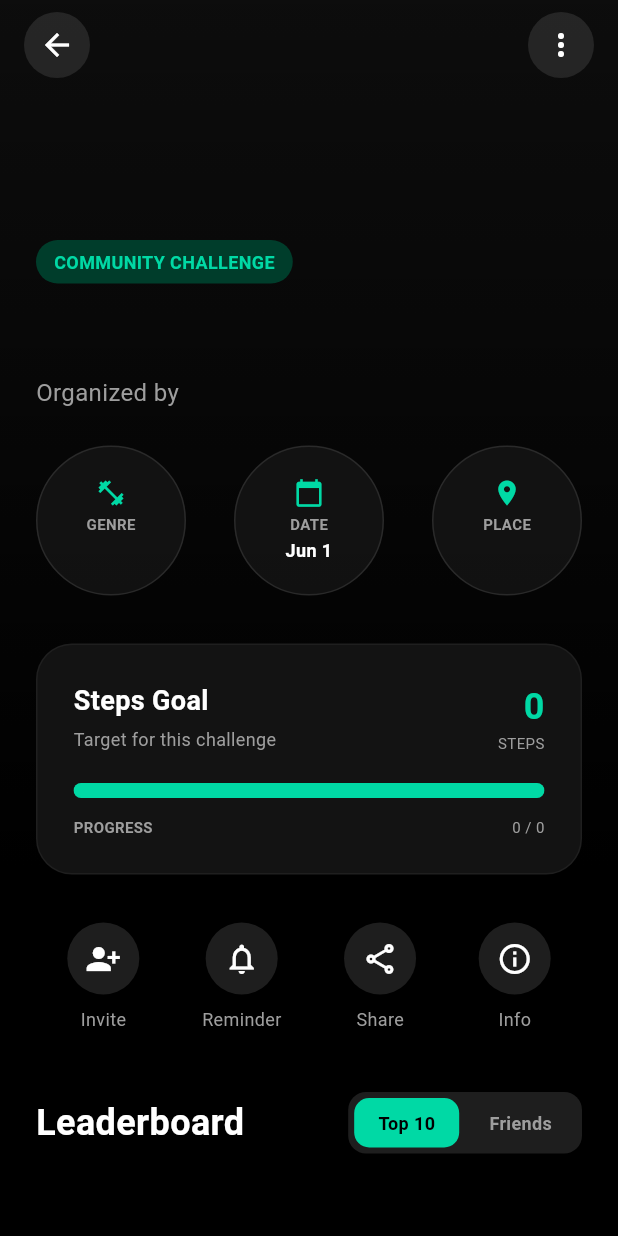
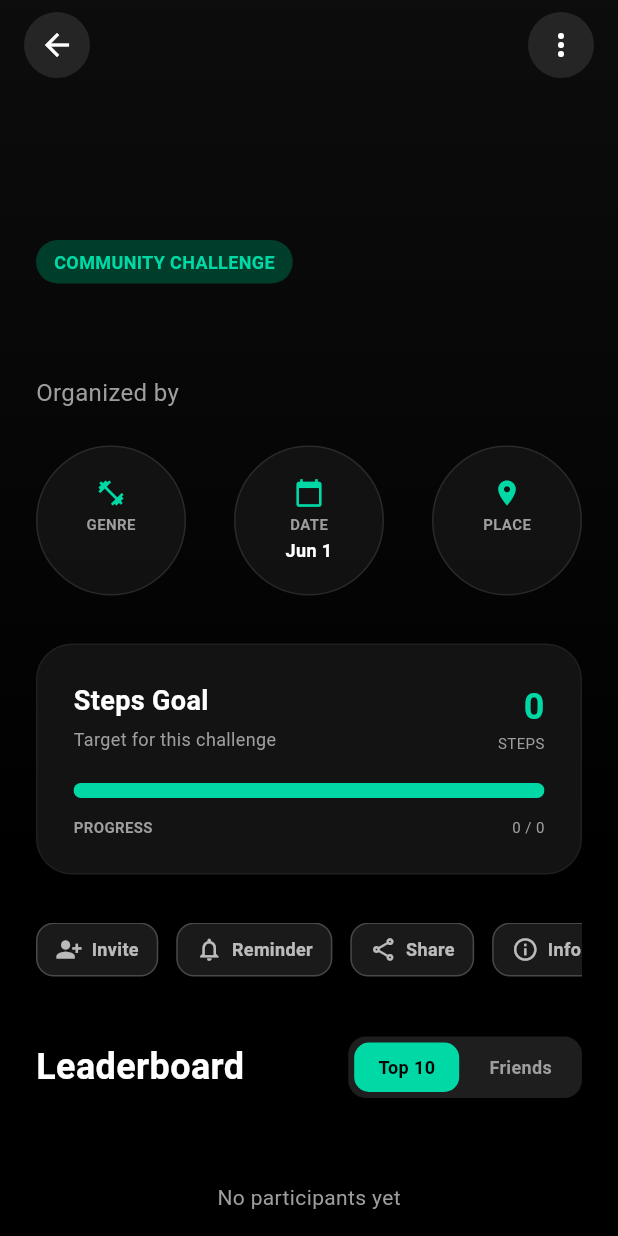
Before and after one commit to geroveglia/looped-mvp, a Flutter app: the EventDetailScreen screen opened directly with empty values, on a phone screen of 412 x 824 dp. Run offline on Flutter 3.47's test engine with Material 3 defaults, Android fonts, the phone set to English and light mode, and no system bars; our stand-ins replace flutter_local_notifications, flutter_map, geolocator, google_sign_in, image_picker, latlong2 and 7 more; missing offline and left inert: social_share; accounts and stored records are empty; network calls fail.

Commit message:
arreglo imagenes eventos

```diff
--- a/frontend/lib/screens/event_detail_screen.dart
+++ b/frontend/lib/screens/event_detail_screen.dart
@@ -39,8 +39,12 @@ class _EventDetailScreenState extends State<EventDetailScreen> {
     final auth = Provider.of<AuthService>(context, listen: false);
     _isHost = _event['host_user_id'] == auth.userId;
 
+    Future.microtask(() {
+      if (mounted) {
         final lbService = Provider.of<LeaderboardService>(context, listen: false);
         lbService.startPolling(_event['_id']);
+      }
+    });
 
     _refreshTimer = Timer.periodic(
         const Duration(seconds: 5), (timer) => _fetchEventDetails());
@@ -504,8 +508,9 @@ class _EventDetailScreenState extends State<EventDetailScreen> {
                           const SizedBox(height: 32),
                         ],
                         // Quick Actions
-                        Row(
-                          mainAxisAlignment: MainAxisAlignment.spaceAround,
+                        SingleChildScrollView(
+                          scrollDirection: Axis.horizontal,
+                          child: Row(
                             children: [
                               _buildQuickAction(Icons.person_add_alt_1, 'Invite', onTap: _inviteFriends),
                               _buildQuickAction(
@@ -534,6 +539,7 @@ class _EventDetailScreenState extends State<EventDetailScreen> {
                               _buildQuickAction(Icons.share_outlined, 'Share', onTap: _shareEvent),
                               _buildQuickAction(Icons.info_outline, 'Info', onTap: _showInfoModal),
                             ],
+                          ),
                         ),
                         const SizedBox(height: 40),
                         // Leaderboard Header
@@ -584,18 +590,21 @@ class _EventDetailScreenState extends State<EventDetailScreen> {
                     height: 60,
                     child: ElevatedButton.icon(
                       onPressed: _joinAndStart,
-                      icon: const Icon(Icons.bolt, color: Colors.black),
+                      style: ElevatedButton.styleFrom(
+                        backgroundColor: AppTheme.accent.withOpacity(0.1),
+                        foregroundColor: AppTheme.accent,
+                        side: BorderSide(color: AppTheme.accent.withOpacity(0.3), width: 1.5),
+                        shape: RoundedRectangleBorder(
+                            borderRadius: BorderRadius.circular(100)),
+                        elevation: 0,
+                      ),
+                      icon: const Icon(Icons.bolt, color: AppTheme.accent),
                       label: const Text(
                         'JOIN CHALLENGE',
                         style: TextStyle(
-                            color: Colors.black,
+                            fontSize: 16,
                             fontWeight: FontWeight.bold,
-                            fontSize: 18),
-                      ),
-                      style: ElevatedButton.styleFrom(
-                        backgroundColor: AppTheme.accent,
-                        shape: RoundedRectangleBorder(
-                            borderRadius: BorderRadius.circular(100)),
+                            letterSpacing: 1),
                       ),
                     ),
                   ),
@@ -605,18 +614,21 @@ class _EventDetailScreenState extends State<EventDetailScreen> {
                     height: 60,
                     child: ElevatedButton.icon(
                       onPressed: () => _changeStatus('active'),
-                      icon: const Icon(Icons.play_arrow, color: Colors.black),
+                      style: ElevatedButton.styleFrom(
+                        backgroundColor: AppTheme.accent.withOpacity(0.1),
+                        foregroundColor: AppTheme.accent,
+                        side: BorderSide(color: AppTheme.accent.withOpacity(0.3), width: 1.5),
+                        shape: RoundedRectangleBorder(
+                            borderRadius: BorderRadius.circular(100)),
+                        elevation: 0,
+                      ),
+                      icon: const Icon(Icons.play_arrow, color: AppTheme.accent),
                       label: const Text(
                         'START EVENT',
                         style: TextStyle(
-                            color: Colors.black,
+                            fontSize: 16,
                             fontWeight: FontWeight.bold,
-                            fontSize: 18),
-                      ),
-                      style: ElevatedButton.styleFrom(
-                        backgroundColor: AppTheme.accent,
-                        shape: RoundedRectangleBorder(
-                            borderRadius: BorderRadius.circular(100)),
+                            letterSpacing: 1),
                       ),
                     ),
                   ),
@@ -629,18 +641,21 @@ class _EventDetailScreenState extends State<EventDetailScreen> {
                     height: 60,
                     child: ElevatedButton.icon(
                       onPressed: _viewMyResults,
-                      icon: const Icon(Icons.bar_chart, color: Colors.black),
+                      style: ElevatedButton.styleFrom(
+                        backgroundColor: AppTheme.accent.withOpacity(0.1),
+                        foregroundColor: AppTheme.accent,
+                        side: BorderSide(color: AppTheme.accent.withOpacity(0.3), width: 1.5),
+                        shape: RoundedRectangleBorder(
+                            borderRadius: BorderRadius.circular(100)),
+                        elevation: 0,
+                      ),
+                      icon: const Icon(Icons.bar_chart, color: AppTheme.accent),
                       label: const Text(
                         'VIEW MY RESULTS',
                         style: TextStyle(
-                            color: Colors.black,
+                            fontSize: 16,
                             fontWeight: FontWeight.bold,
-                            fontSize: 18),
-                      ),
-                      style: ElevatedButton.styleFrom(
-                        backgroundColor: AppTheme.accent,
-                        shape: RoundedRectangleBorder(
-                            borderRadius: BorderRadius.circular(100)),
+                            letterSpacing: 1),
                       ),
                     ),
                   ),
@@ -782,20 +797,35 @@ class _EventDetailScreenState extends State<EventDetailScreen> {
     );
   }
 
-  Widget _buildQuickAction(IconData icon, String label, {VoidCallback? onTap}) {
-    return GestureDetector(
+  Widget _buildQuickAction(IconData icon, String label, {VoidCallback? onTap, Color color = Colors.white70}) {
+    return Padding(
+      padding: const EdgeInsets.only(right: 12),
+      child: InkWell(
         onTap: onTap,
-      child: Column(
+        borderRadius: BorderRadius.circular(12),
+        child: Container(
+          padding: const EdgeInsets.symmetric(horizontal: 12, vertical: 8),
+          decoration: BoxDecoration(
+            color: color.withOpacity(0.1),
+            borderRadius: BorderRadius.circular(12),
+            border: Border.all(color: color.withOpacity(0.2)),
+          ),
+          child: Row(
+            mainAxisSize: MainAxisSize.min,
             children: [
-          Container(
-            padding: const EdgeInsets.all(12),
-            decoration: const BoxDecoration(
-                color: Color(0xFF1E1E1E), shape: BoxShape.circle),
-            child: Icon(icon, color: Colors.white, size: 24),
+              Icon(icon, color: color, size: 18),
+              const SizedBox(width: 6),
+              Text(
+                label,
+                style: TextStyle(
+                  color: color,
+                  fontSize: 12,
+                  fontWeight: FontWeight.bold,
                 ),
-          const SizedBox(height: 8),
-          Text(label, style: const TextStyle(color: Colors.grey, fontSize: 12)),
+              ),
             ],
+          ),
+        ),
       ),
     );
   }
--- a/frontend/lib/services/motion_scoring_service.dart
+++ b/frontend/lib/services/motion_scoring_service.dart
@@ -323,10 +323,8 @@ class MotionScoringService with ChangeNotifier, WidgetsBindingObserver {
         _isInBackground = true;
         debugPrint('MotionScoringService: App backgrounded — stopping accelerometer/gyro to save battery');
         _accelSub?.cancel();
-        _userAccelSub?.cancel();
         _gyroSub?.cancel();
         _accelSub = null;
-        _userAccelSub = null;
         _gyroSub = null;
         notifyListeners();
       }
```
Also changed, not shown: 8 other files. Lines whose indentation alone changed are shown as unchanged.
